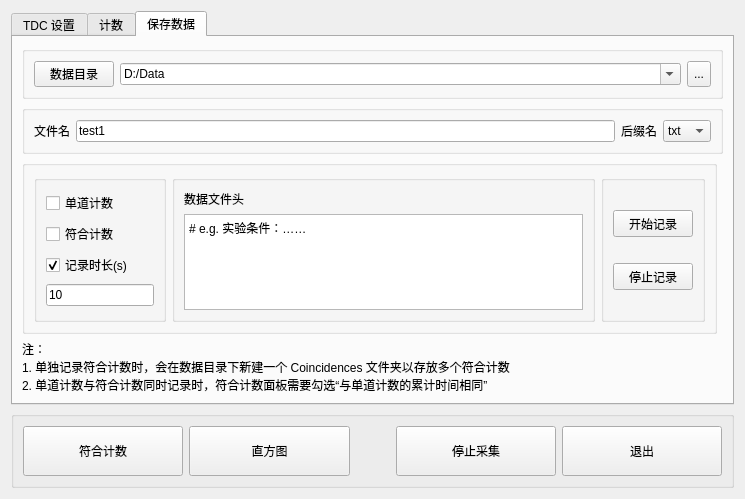
This is ui/widget.ui in WhiteChimney/TDC-counter as Qt 5 draws it before an edit. The edited form follows.
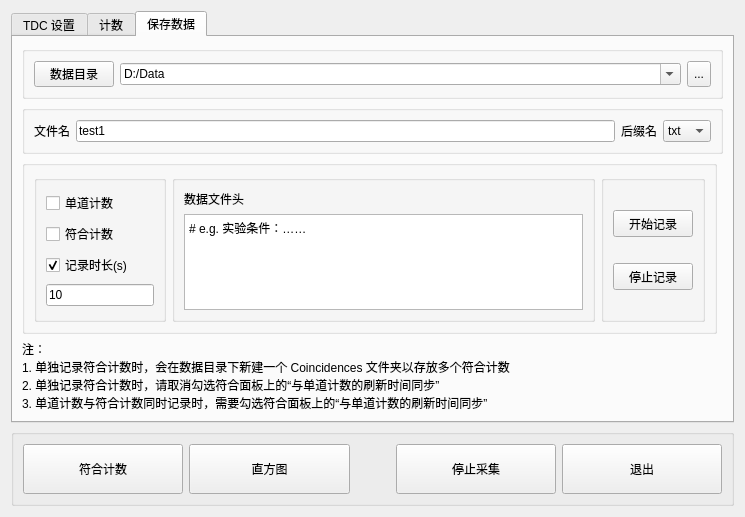
This is the edited form. The open tabs and pages were chosen to show the change.

```diff
--- a/ui/widget.ui
+++ b/ui/widget.ui
@@ -1080,7 +1080,8 @@
          <property name="text">
           <string>注：
 1. 单独记录符合计数时，会在数据目录下新建一个 Coincidences 文件夹以存放多个符合计数
-2. 单道计数与符合计数同时记录时，符合计数面板需要勾选“与单道计数的累计时间相同”</string>
+2. 单独记录符合计数时，请取消勾选符合面板上的“与单道计数的刷新时间同步”
+3. 单道计数与符合计数同时记录时，需要勾选符合面板上的“与单道计数的刷新时间同步”</string>
          </property>
         </widget>
        </item>
```
Left out of the diff: 2 changed lines with no effect on the pictures.
